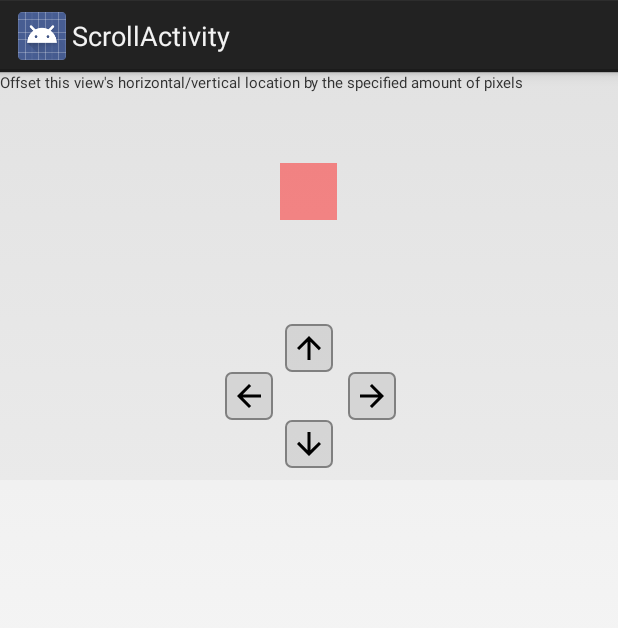
After one commit to eeqg/MyDemos_Len, an Android app: the ScrollActivity screen opened directly, with no data from a screen before it, on a phone screen of 412 x 824 dp. The commit adds this screen. Shown: the top 628 px of the screen. Run offline under Robolectric (Android 15) with nearby library versions, the phone set to English and light mode, and no system bars.

Commit message:
about view offset.

```diff
--- a/app/build.gradle
+++ b/app/build.gradle
@@ -50,7 +50,6 @@ android {
             //对齐优化设置为true，否则找不到该task (默认不写也是true)  (fir)
             zipAlignEnabled true
 
-
             // 自定义config属性: "LOG_DEBUG" 不显示Log
             buildConfigField "boolean", "LOG_DEBUG", "false"
 
@@ -67,7 +66,6 @@ android {
         debug {
             //对齐优化设置为true，否则找不到该task (默认不写也是true)  (fir)
             zipAlignEnabled true
-
 
             // 显示Log
             buildConfigField "boolean", "LOG_DEBUG", "true"
@@ -194,8 +192,8 @@ dependencies {
 }
 
 
-apply plugin:'im.fir.plugin.gradle'// 必填 (fir)
-fir{
+apply plugin: 'im.fir.plugin.gradle'// 必填 (fir)
+fir {
 
     //必填 上传 fir.im apk 字段，否则无法上传 APP 到 fir.im
     //apiToken'替换为你的 fir.im API_TOKEN'
--- a/app/src/main/AndroidManifest.xml
+++ b/app/src/main/AndroidManifest.xml
@@ -140,6 +140,10 @@
             android:name=".activitys.ClipDrawableActivity"
             android:theme="@style/Theme.AppCompat.Light">
         </activity>
+        <activity
+            android:name=".activitys.ScrollActivity"
+            android:label="@string/title_activity_scroll">
+        </activity>
     </application>
 
 </manifest>
--- /dev/null
+++ b/app/src/main/java/com/example/mydemos_len/activitys/ScrollActivity.java
@@ -0,0 +1,47 @@
+package com.example.mydemos_len.activitys;
+
+import android.os.Bundle;
+import android.app.Activity;
+import android.view.View;
+
+import com.example.mydemos_len.R;
+
+public class ScrollActivity extends Activity {
+
+	@Override
+	protected void onCreate(Bundle savedInstanceState) {
+		super.onCreate(savedInstanceState);
+		setContentView(R.layout.activity_scroll);
+
+		observeContent();
+	}
+
+	private void observeContent() {
+		final int offset = 10;
+		final View viewIndicator = findViewById(R.id.viewIndicator);
+		findViewById(R.id.offsetLeft).setOnClickListener(new View.OnClickListener() {
+			@Override
+			public void onClick(View v) {
+				viewIndicator.offsetLeftAndRight(-offset);
+			}
+		});
+		findViewById(R.id.offsetRight).setOnClickListener(new View.OnClickListener() {
+			@Override
+			public void onClick(View v) {
+				viewIndicator.offsetLeftAndRight(offset);
+			}
+		});
+		findViewById(R.id.offsetUp).setOnClickListener(new View.OnClickListener() {
+			@Override
+			public void onClick(View v) {
+				viewIndicator.offsetTopAndBottom(-offset);
+			}
+		});
+		findViewById(R.id.offsetDown).setOnClickListener(new View.OnClickListener() {
+			@Override
+			public void onClick(View v) {
+				viewIndicator.offsetTopAndBottom(offset);
+			}
+		});
+	}
+}
--- a/app/src/main/java/com/example/mydemos_len/fragment/AaFragment.java
+++ b/app/src/main/java/com/example/mydemos_len/fragment/AaFragment.java
@@ -23,6 +23,7 @@ import com.example.mydemos_len.activitys.AboutTextActivity;
 import com.example.mydemos_len.activitys.ActivitiesActivity;
 import com.example.mydemos_len.activitys.AnimationActivity;
 import com.example.mydemos_len.activitys.PasswordRetrievalActivity;
+import com.example.mydemos_len.activitys.ScrollActivity;
 import com.example.mydemos_len.activitys.SmsActivity;
 import com.example.mydemos_len.activitys.WebViewActivity;
 import com.example.mydemos_len.activitys.WidgetActivity;
@@ -96,7 +97,7 @@ public class AaFragment extends ListFragment{
 		items.add("WebView");
 		items.add("AboutText");
 		items.add("About window");
-		items.add("");
+		items.add("About scroll");
 		items.add("");
 		items.add("");
 		items.add("");
@@ -163,7 +164,7 @@ public class AaFragment extends ListFragment{
 			startActivity(new Intent(getActivity(), WindowActivity.class));
 			break;
 		case 7:
-			//startActivity(new Intent(getActivity(), NotificationsActivity.class));
+			startActivity(new Intent(getActivity(), ScrollActivity.class));
 			break;
 		case 8:
 			//startActivity(new Intent(getActivity(), NetworkActivity.class));
--- /dev/null
+++ b/app/src/main/res/drawable-v21/btn_primary_box2.xml
@@ -0,0 +1,17 @@
+<?xml version="1.0" encoding="utf-8"?>
+<ripple xmlns:android="http://schemas.android.com/apk/res/android"
+        android:color="?colorControlHighlight">
+	<item>
+		<selector>
+			<item>
+				<shape>
+					<corners android:radius="4dp"/>
+					<stroke
+						android:width="1dp"
+						android:color="#808080"/>
+					<solid android:color="#30808080"/>
+				</shape>
+			</item>
+		</selector>
+	</item>
+</ripple>
--- /dev/null
+++ b/app/src/main/res/drawable/ic_arrow_down.xml
@@ -0,0 +1,9 @@
+<vector xmlns:android="http://schemas.android.com/apk/res/android"
+        android:width="24dp"
+        android:height="24dp"
+        android:viewportWidth="24.0"
+        android:viewportHeight="24.0">
+    <path
+        android:pathData="M20,12l-1.41,-1.41L13,16.17V4h-2v12.17l-5.58,-5.59L4,12l8,8 8,-8z"
+        android:fillColor="#010101"/>
+</vector>
--- /dev/null
+++ b/app/src/main/res/drawable/ic_arrow_left.xml
@@ -0,0 +1,9 @@
+<vector xmlns:android="http://schemas.android.com/apk/res/android"
+        android:width="24dp"
+        android:height="24dp"
+        android:viewportWidth="24.0"
+        android:viewportHeight="24.0">
+    <path
+        android:fillColor="#FF000000"
+        android:pathData="M20,11H7.83l5.59,-5.59L12,4l-8,8 8,8 1.41,-1.41L7.83,13H20v-2z"/>
+</vector>
--- /dev/null
+++ b/app/src/main/res/drawable/ic_arrow_right.xml
@@ -0,0 +1,9 @@
+<vector xmlns:android="http://schemas.android.com/apk/res/android"
+        android:width="24dp"
+        android:height="24dp"
+        android:viewportWidth="24.0"
+        android:viewportHeight="24.0">
+    <path
+        android:fillColor="#FF000000"
+        android:pathData="M12,4l-1.41,1.41L16.17,11H4v2h12.17l-5.58,5.59L12,20l8,-8z"/>
+</vector>
--- /dev/null
+++ b/app/src/main/res/drawable/ic_arrow_up.xml
@@ -0,0 +1,9 @@
+<vector xmlns:android="http://schemas.android.com/apk/res/android"
+        android:width="24dp"
+        android:height="24dp"
+        android:viewportWidth="24.0"
+        android:viewportHeight="24.0">
+    <path
+        android:fillColor="#FF000000"
+        android:pathData="M4,12l1.41,1.41L11,7.83V20h2V7.83l5.58,5.59L20,12l-8,-8 -8,8z"/>
+</vector>
--- /dev/null
+++ b/app/src/main/res/layout/activity_scroll.xml
@@ -0,0 +1,84 @@
+<?xml version="1.0" encoding="utf-8"?>
+<LinearLayout
+    xmlns:android="http://schemas.android.com/apk/res/android"
+    xmlns:app="http://schemas.android.com/apk/res-auto"
+    xmlns:tools="http://schemas.android.com/tools"
+    android:layout_width="match_parent"
+    android:layout_height="match_parent"
+    android:orientation="vertical"
+    tools:context="com.example.mydemos_len.activitys.ScrollActivity">
+
+    <LinearLayout
+        android:layout_width="match_parent"
+        android:layout_height="wrap_content"
+        android:background="#10808080"
+        android:orientation="vertical">
+
+        <FrameLayout
+            android:layout_width="match_parent"
+            android:layout_height="160dp">
+
+            <TextView
+                android:layout_width="wrap_content"
+                android:layout_height="wrap_content"
+                android:text="Offset this view's horizontal/vertical location by the specified amount of pixels"
+                android:textSize="10sp"/>
+
+            <View
+                android:id="@+id/viewIndicator"
+                android:layout_width="38dp"
+                android:layout_height="38dp"
+                android:layout_gravity="center"
+                android:background="#80ff2222"/>
+        </FrameLayout>
+
+        <RelativeLayout
+            android:layout_width="match_parent"
+            android:layout_height="wrap_content"
+            android:padding="8dp">
+
+            <ImageView
+                android:id="@+id/offsetUp"
+                android:layout_width="wrap_content"
+                android:layout_height="wrap_content"
+                android:layout_alignParentTop="true"
+                android:layout_centerHorizontal="true"
+                android:background="@drawable/btn_primary_box2"
+                android:padding="4dp"
+                android:src="@drawable/ic_arrow_up"/>
+
+            <ImageView
+                android:id="@+id/offsetDown"
+                android:layout_width="wrap_content"
+                android:layout_height="wrap_content"
+                android:layout_alignStart="@+id/offsetUp"
+                android:layout_below="@+id/offsetLeft"
+                android:background="@drawable/btn_primary_box2"
+                android:padding="4dp"
+                android:src="@drawable/ic_arrow_down"/>
+
+            <ImageView
+                android:id="@+id/offsetLeft"
+                android:layout_width="wrap_content"
+                android:layout_height="wrap_content"
+                android:layout_below="@+id/offsetUp"
+                android:layout_marginEnd="8dp"
+                android:layout_toStartOf="@+id/offsetDown"
+                android:background="@drawable/btn_primary_box2"
+                android:padding="4dp"
+                android:src="@drawable/ic_arrow_left"/>
+
+            <ImageView
+                android:id="@+id/offsetRight"
+                android:layout_width="wrap_content"
+                android:layout_height="wrap_content"
+                android:layout_below="@+id/offsetUp"
+                android:layout_marginStart="10dp"
+                android:layout_toEndOf="@+id/offsetDown"
+                android:background="@drawable/btn_primary_box2"
+                android:padding="4dp"
+                android:src="@drawable/ic_arrow_right"/>
+        </RelativeLayout>
+    </LinearLayout>
+
+</LinearLayout>
--- a/app/src/main/res/values/strings.xml
+++ b/app/src/main/res/values/strings.xml
@@ -29,4 +29,5 @@
 
     <string name="url_test"><a href='haorencun://'>haorencun://</a></string>
     <string name="url_test2"><a href='haorencun://wx.zhuzhuone.com/shop/shop!detail.action?id=40c11dc04edb429ea6c5e8c853112d3e'>haorencun://with_id</a></string>
+    <string name="title_activity_scroll">ScrollActivity</string>
 </resources>
```
